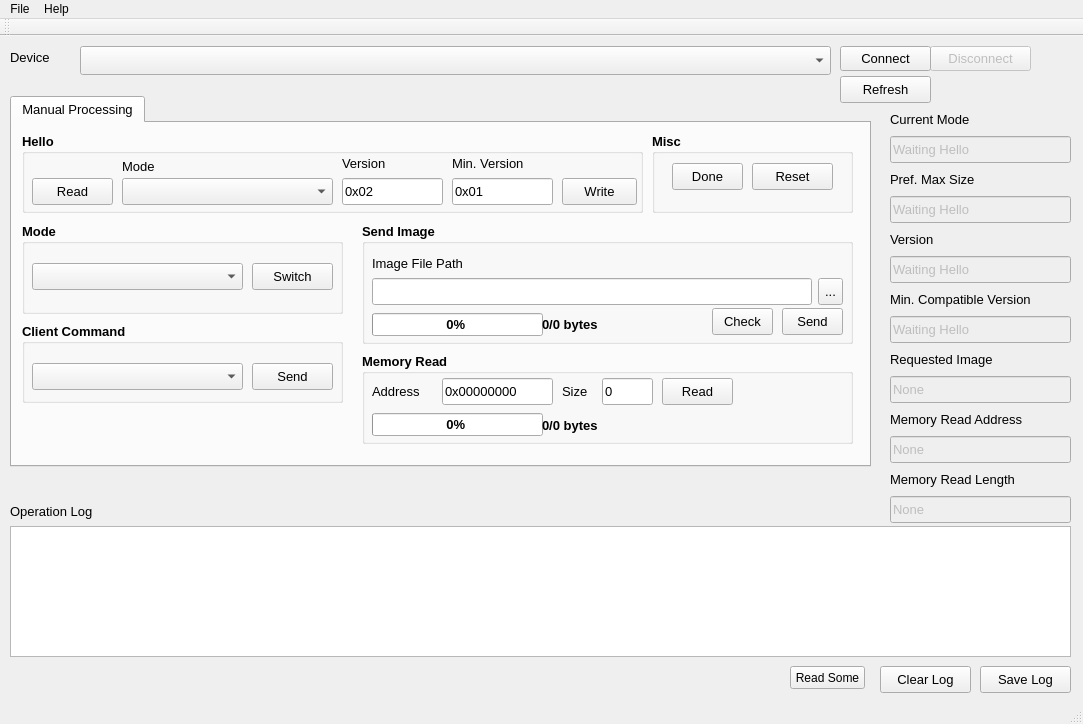
Old version of the form resources/ui/sahara_window.ui in the repository ghassani/openpst.
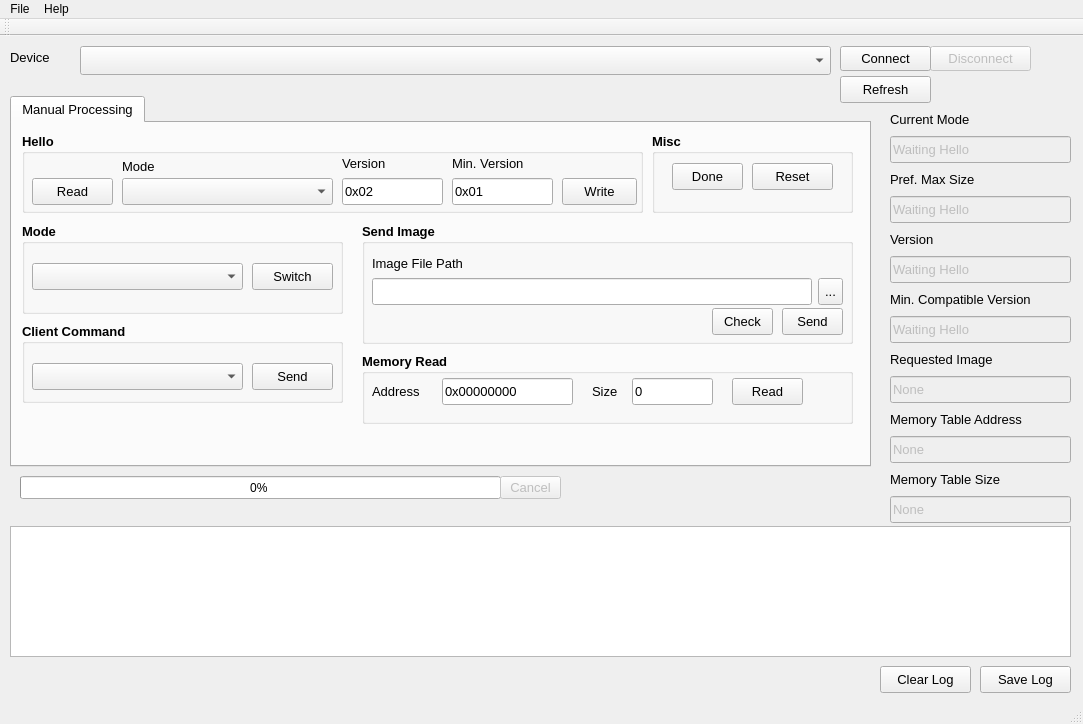
New version of the form.

Commit message: moved sahara memory read to worker thread

```diff
--- a/resources/ui/sahara_window.ui
+++ b/resources/ui/sahara_window.ui
@@ -83,24 +83,6 @@
      </font>
     </property>
    </widget>
-   <widget class="QLabel" name="logLabel">
-    <property name="geometry">
-     <rect>
-      <x>10</x>
-      <y>460</y>
-      <width>181</width>
-      <height>31</height>
-     </rect>
-    </property>
-    <property name="font">
-     <font>
-      <pointsize>10</pointsize>
-     </font>
-    </property>
-    <property name="text">
-     <string>Operation Log</string>
-    </property>
-   </widget>
    <widget class="QPushButton" name="saveLogButton">
     <property name="geometry">
      <rect>
@@ -361,35 +343,6 @@
         <string>Image File Path</string>
        </property>
       </widget>
-      <widget class="QProgressBar" name="sendImageProgressBar">
-       <property name="geometry">
-        <rect>
-         <x>10</x>
-         <y>90</y>
-         <width>171</width>
-         <height>23</height>
-        </rect>
-       </property>
-       <property name="value">
-        <number>0</number>
-       </property>
-       <property name="format">
-        <string>%p% </string>
-       </property>
-      </widget>
-      <widget class="QLabel" name="sendImageProgressTextLabel">
-       <property name="geometry">
-        <rect>
-         <x>180</x>
-         <y>91</y>
-         <width>161</width>
-         <height>21</height>
-        </rect>
-       </property>
-       <property name="text">
-        <string>0/0 bytes</string>
-       </property>
-      </widget>
      </widget>
      <widget class="QGroupBox" name="modeGroupBox">
       <property name="geometry">
@@ -692,7 +645,7 @@
         <x>350</x>
         <y>230</y>
         <width>491</width>
-        <height>91</height>
+        <height>71</height>
        </rect>
       </property>
       <property name="font">
@@ -709,7 +662,7 @@
         <rect>
          <x>80</x>
          <y>25</y>
-         <width>111</width>
+         <width>131</width>
          <height>27</height>
         </rect>
        </property>
@@ -745,7 +698,7 @@
       <widget class="QLabel" name="memoryReadSizeLabel">
        <property name="geometry">
         <rect>
-         <x>200</x>
+         <x>230</x>
          <y>25</y>
          <width>41</width>
          <height>27</height>
@@ -764,9 +717,9 @@
       <widget class="QLineEdit" name="memoryReadSizeValue">
        <property name="geometry">
         <rect>
-         <x>240</x>
+         <x>270</x>
          <y>25</y>
-         <width>51</width>
+         <width>81</width>
          <height>27</height>
         </rect>
        </property>
@@ -783,7 +736,7 @@
       <widget class="QPushButton" name="memoryReadButton">
        <property name="geometry">
         <rect>
-         <x>300</x>
+         <x>370</x>
          <y>25</y>
          <width>71</width>
          <height>27</height>
@@ -799,35 +752,6 @@
         <string>Read</string>
        </property>
       </widget>
-      <widget class="QProgressBar" name="memoryReadProgressBar">
-       <property name="geometry">
-        <rect>
-         <x>10</x>
-         <y>60</y>
-         <width>171</width>
-         <height>23</height>
-        </rect>
-       </property>
-       <property name="value">
-        <number>0</number>
-       </property>
-       <property name="format">
-        <string>%p% </string>
-       </property>
-      </widget>
-      <widget class="QLabel" name="memoryReadProgressTextLabel">
-       <property name="geometry">
-        <rect>
-         <x>180</x>
-         <y>62</y>
-         <width>191</width>
-         <height>21</height>
-        </rect>
-       </property>
-       <property name="text">
-        <string>0/0 bytes</string>
-       </property>
-      </widget>
      </widget>
     </widget>
    </widget>
@@ -1077,7 +1001,7 @@
      </font>
     </property>
     <property name="text">
-     <string>Memory Read Address</string>
+     <string>Memory Table Address</string>
     </property>
    </widget>
    <widget class="QLineEdit" name="devicateStateMemoryDebugAddressValue">
@@ -1116,7 +1040,7 @@
      </font>
     </property>
     <property name="text">
-     <string>Memory Read Length</string>
+     <string>Memory Table Size</string>
     </property>
    </widget>
    <widget class="QLineEdit" name="devicateStateMemoryDebugLengthValue">
@@ -1140,17 +1064,73 @@
      <string>None</string>
     </property>
    </widget>
-   <widget class="QPushButton" name="readSomeButton">
+   <widget class="QLabel" name="progressBarTextLabel">
     <property name="geometry">
      <rect>
-      <x>790</x>
-      <y>630</y>
-      <width>75</width>
+      <x>570</x>
+      <y>440</y>
+      <width>301</width>
+      <height>20</height>
+     </rect>
+    </property>
+    <property name="text">
+     <string/>
+    </property>
+   </widget>
+   <widget class="QProgressBar" name="progressBar">
+    <property name="enabled">
+     <bool>true</bool>
+    </property>
+    <property name="geometry">
+     <rect>
+      <x>20</x>
+      <y>440</y>
+      <width>481</width>
       <height>23</height>
      </rect>
     </property>
+    <property name="value">
+     <number>0</number>
+    </property>
+    <property name="textVisible">
+     <bool>true</bool>
+    </property>
+    <property name="format">
+     <string>%p% </string>
+    </property>
+   </widget>
+   <widget class="QLabel" name="progressBarTextLabel2">
+    <property name="geometry">
+     <rect>
+      <x>20</x>
+      <y>465</y>
+      <width>851</width>
+      <height>20</height>
+     </rect>
+    </property>
     <property name="text">
-     <string>Read Some</string>
+     <string/>
+    </property>
+   </widget>
+   <widget class="QPushButton" name="cancelOperationButton">
+    <property name="enabled">
+     <bool>false</bool>
+    </property>
+    <property name="geometry">
+     <rect>
+      <x>500</x>
+      <y>440</y>
+      <width>61</width>
+      <height>23</height>
+     </rect>
+    </property>
+    <property name="font">
+     <font>
+      <pointsize>10</pointsize>
+     </font>
+    </property>
+    <property name="text">
+     <string>Cancel</string>
     </property>
    </widget>
   </widget>
```
Left out of the diff: 10 changed lines with no effect on the pictures. The commit also changes 10 other files.
